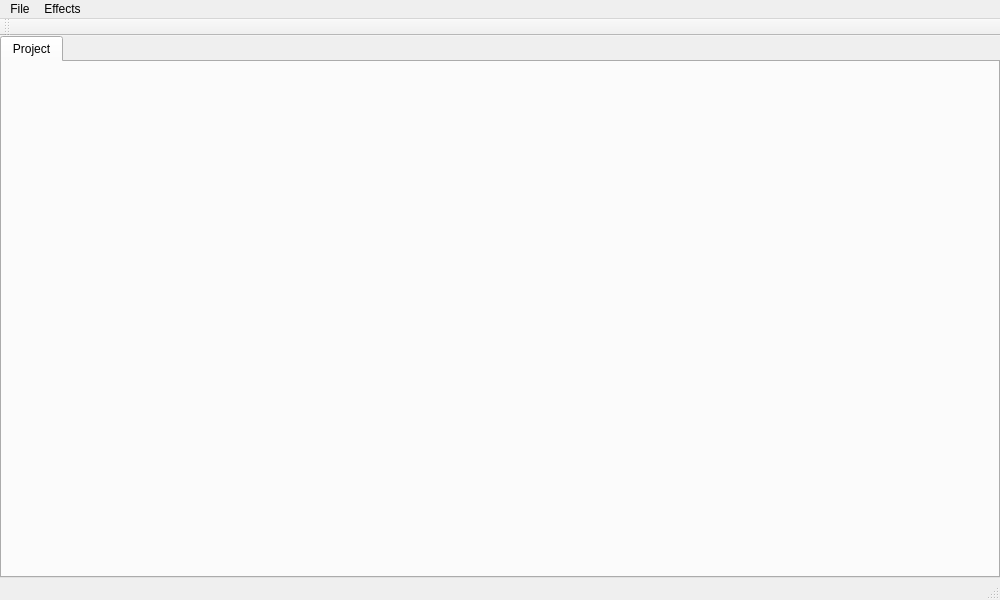
Above: mainwindow.ui from strattonbrazil/recife before the change. Below: the same form after it.
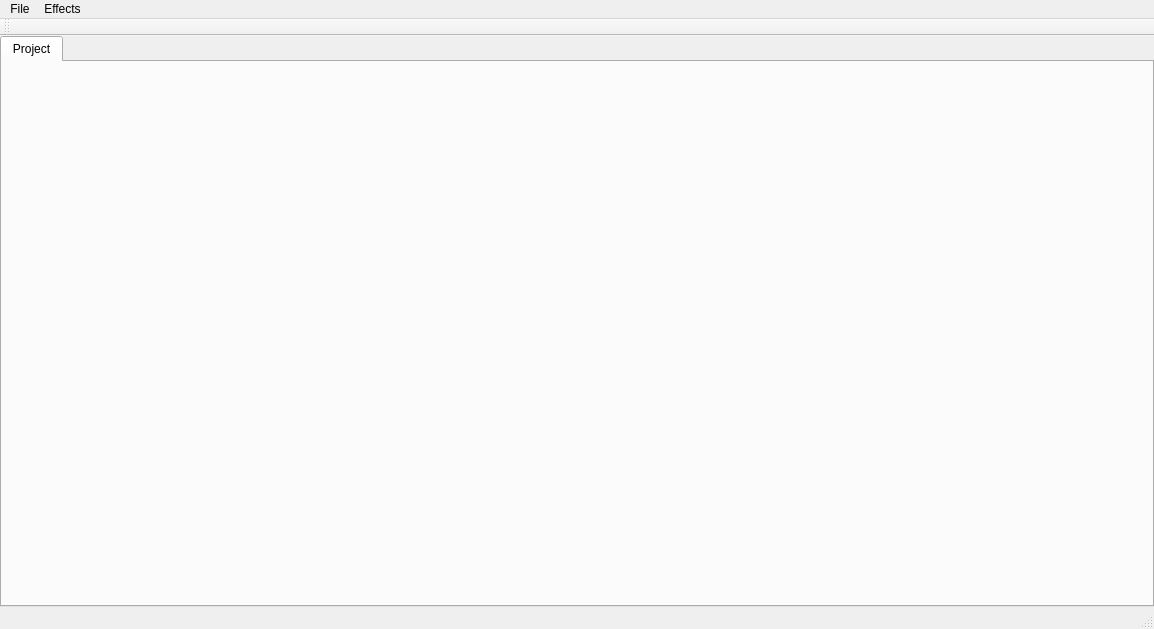
That is the form after the change.

What changed in the file:
```diff
--- a/mainwindow.ui
+++ b/mainwindow.ui
@@ -6,8 +6,8 @@
    <rect>
     <x>0</x>
     <y>0</y>
-    <width>1000</width>
-    <height>600</height>
+    <width>1154</width>
+    <height>629</height>
    </rect>
   </property>
   <property name="minimumSize">
@@ -58,7 +58,7 @@
     <rect>
      <x>0</x>
      <y>0</y>
-     <width>1000</width>
+     <width>1154</width>
      <height>25</height>
     </rect>
    </property>
```
